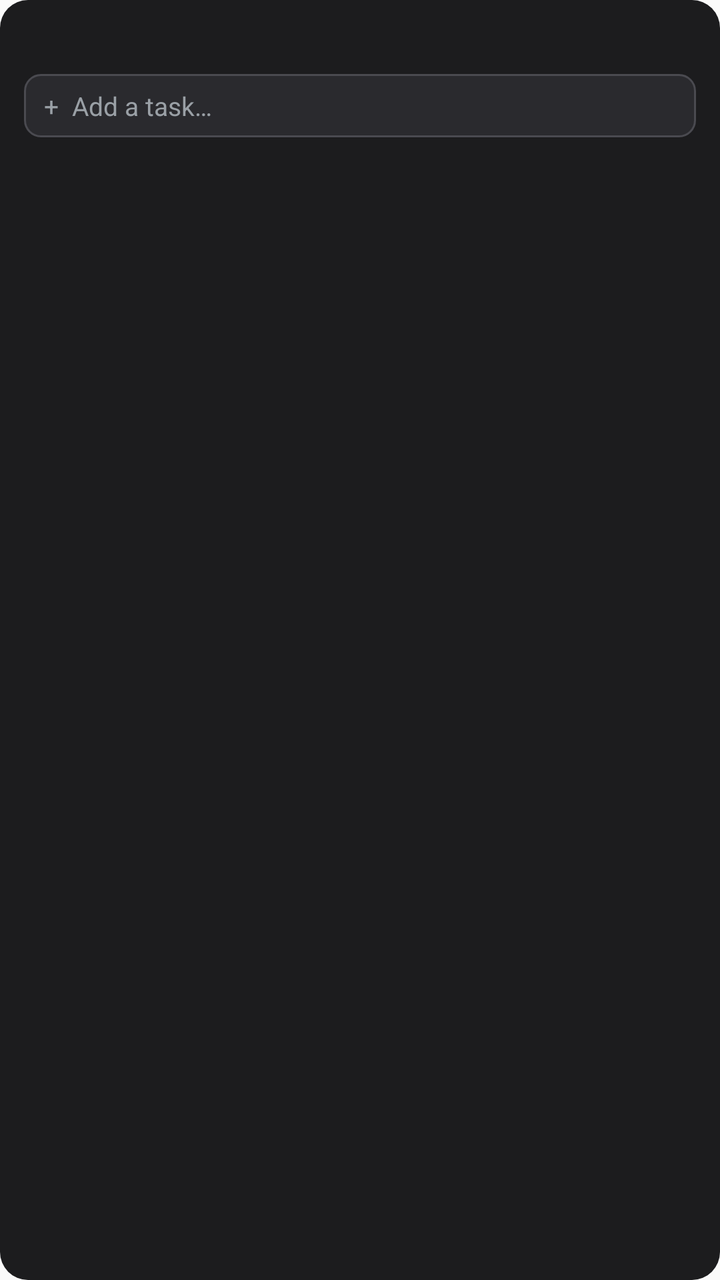
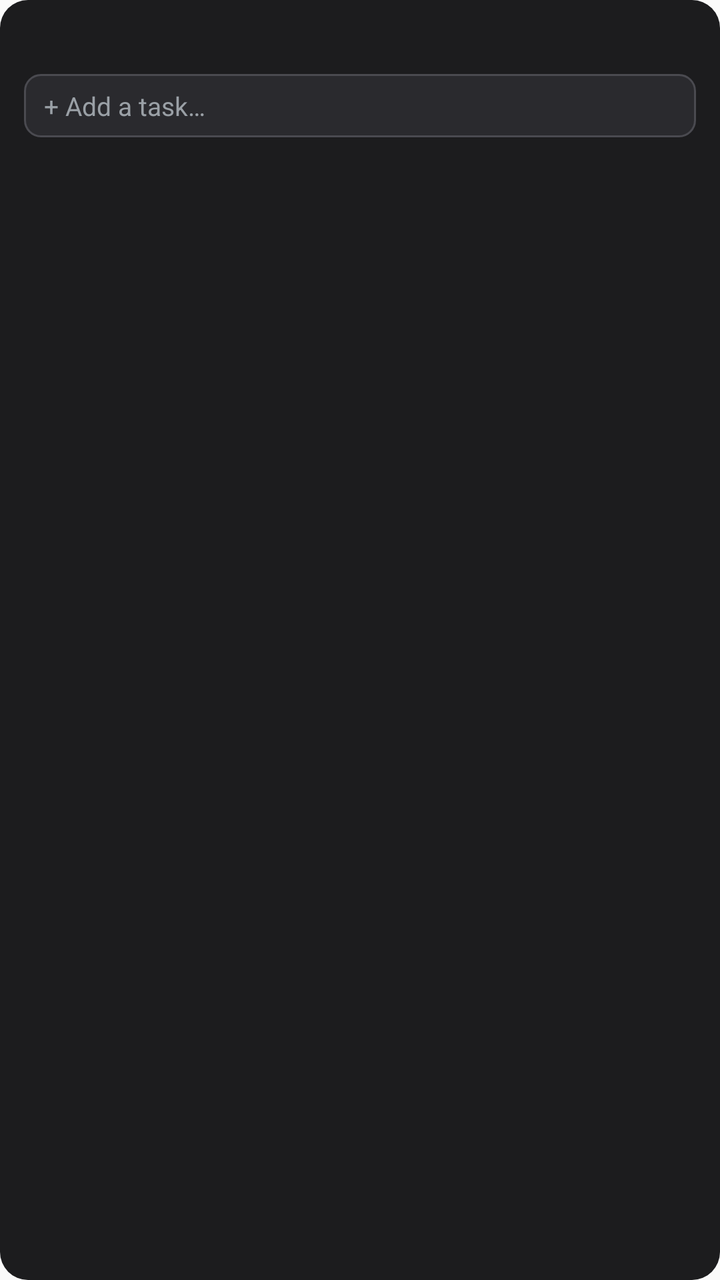

Screens rendered from an Android XML layout before and after an edit, with the pre-edit source and the edit as a unified diff.
<!-- AndroidManifest.xml: application theme Theme.Knotes -->
<!-- res/layout/widget_today_tasks.xml -->
<?xml version="1.0" encoding="utf-8"?>
<LinearLayout xmlns:android="http://schemas.android.com/apk/res/android"
    android:id="@+id/widget_root"
    android:layout_width="match_parent"
    android:layout_height="match_parent"
    android:background="@drawable/widget_bg"
    android:orientation="vertical"
    android:padding="12dp">

    
    <LinearLayout
        android:layout_width="match_parent"
        android:layout_height="wrap_content"
        android:baselineAligned="false"
        android:gravity="center_vertical"
        android:orientation="horizontal"
        android:paddingBottom="6dp">

        <TextView
            android:id="@+id/tt_title"
            android:layout_width="0dp"
            android:layout_height="wrap_content"
            android:layout_weight="1"
            android:ellipsize="end"
            android:maxLines="1"
            android:textColor="#FFFFFF"
            android:textSize="14sp"
            android:textStyle="bold" />

        <TextView
            android:id="@+id/tt_badge"
            android:layout_width="wrap_content"
            android:layout_height="wrap_content"
            android:background="@drawable/widget_badge"
            android:gravity="center"
            android:minWidth="26dp"
            android:paddingStart="7dp"
            android:paddingTop="1dp"
            android:paddingEnd="7dp"
            android:paddingBottom="1dp"
            android:textColor="#8AB4F8"
            android:textSize="13sp"
            android:textStyle="bold"
            android:visibility="gone" />
    </LinearLayout>

    <TextView
        android:id="@+id/tt_add"
        android:layout_width="match_parent"
        android:layout_height="wrap_content"
        android:background="@drawable/widget_input_bg"
        android:ellipsize="end"
        android:maxLines="1"
        android:paddingStart="10dp"
        android:paddingTop="7dp"
        android:paddingEnd="10dp"
        android:paddingBottom="7dp"
        android:text="+  Add a task…"
        android:textColor="#9AA0A6"
        android:textSize="13sp" />

    <TextView
        android:id="@+id/tt_empty"
        android:layout_width="match_parent"
        android:layout_height="wrap_content"
        android:paddingTop="8dp"
        android:textColor="#AAAAAA"
        android:textSize="13sp"
        android:visibility="gone" />

    <ListView
        android:id="@+id/tt_list"
        android:layout_width="match_parent"
        android:layout_height="0dp"
        android:layout_weight="1"
        android:divider="@null"
        android:dividerHeight="0dp"
        android:paddingTop="6dp" />
</LinearLayout>
<!-- resources referenced by this layout -->
<resources>
  <!-- drawable widget_badge (drawable) -->
  <?xml version="1.0" encoding="utf-8"?>
  <shape xmlns:android="http://schemas.android.com/apk/res/android" android:shape="rectangle">
      <solid android:color="#2A2A2E" />
      <corners android:radius="9dp" />
  </shape>
  <!-- drawable widget_bg (drawable) -->
  <?xml version="1.0" encoding="utf-8"?>
  <shape xmlns:android="http://schemas.android.com/apk/res/android" android:shape="rectangle">
      <solid android:color="#1C1C1E" />
      <corners android:radius="14dp" />
  </shape>
  <!-- drawable widget_input_bg (drawable) -->
  <?xml version="1.0" encoding="utf-8"?>
  <shape xmlns:android="http://schemas.android.com/apk/res/android" android:shape="rectangle">
      <solid android:color="#2A2A2E" />
      <stroke
          android:width="1dp"
          android:color="#4A4A50" />
      <corners android:radius="8dp" />
  </shape>
  <style name="Theme.Knotes" parent="android:Theme.Material.Light.NoActionBar">
          
          <item name="android:statusBarColor">#FFFFFFFF</item>
          <item name="android:navigationBarColor">#FFFFFFFF</item>
          <item name="android:windowLightStatusBar">true</item>
          <item name="android:windowLightNavigationBar">true</item>
      </style>
</resources>

<!-- the commit's change to res/layout/widget_today_tasks.xml (unified diff, before → after) -->
@@ -55,7 +55,7 @@
         android:paddingTop="7dp"
         android:paddingEnd="10dp"
         android:paddingBottom="7dp"
-        android:text="+  Add a task…"
+        android:text="@string/widgets_today_tasks_add"
         android:textColor="#9AA0A6"
         android:textSize="13sp" />
 
<!-- resource entries referenced after the edit -->
@@ -21,6 +21,7 @@
           android:color="#4A4A50" />
       <corners android:radius="8dp" />
   </shape>
+  <string name="widgets_today_tasks_add">+  Add a task…</string>
   <style name="Theme.Knotes" parent="android:Theme.Material.Light.NoActionBar">
           
           <item name="android:statusBarColor">#FFFFFFFF</item>
